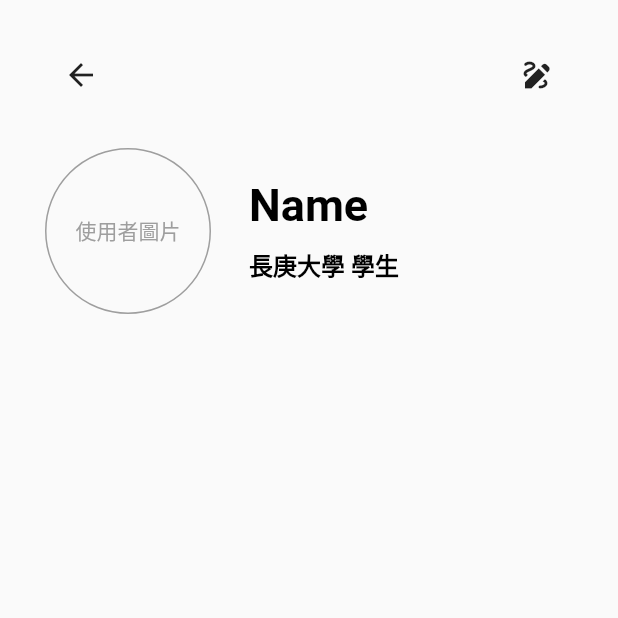
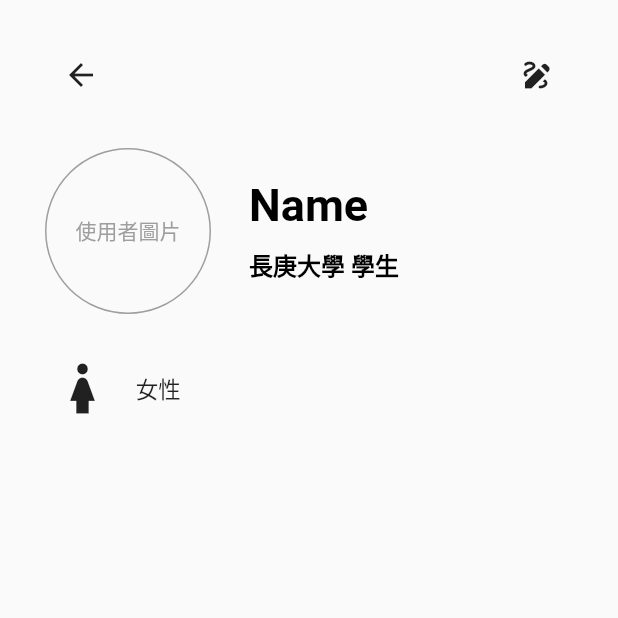
Before and after one commit to DraggyChen/pickup_flutter_app, a Flutter app: the Settings_page screen opened directly, on a phone screen of 412 x 824 dp, the top half of it. Run offline on Flutter 3.47's test engine with Material 2 defaults, Android fonts, the phone set to English and light mode, and no system bars; our stand-ins replace image_picker, mask_text_input_formatter.

Commit message:
設定：性別、電話 的Row

```diff
--- a/lib/view/settings/settings_page.dart
+++ b/lib/view/settings/settings_page.dart
@@ -61,15 +61,18 @@ class _Settings_pageState extends State<Settings_page> {
                     alignment: Alignment.centerLeft,
                     child: CircleImagePicker(hint: "使用者圖片", diameter: 120),
                   )),
-                  SizedBox(width: 20,),
+                  SizedBox(
+                    width: 20,
+                  ),
                   Expanded(
                     child: Align(
                       alignment: Alignment.center, //將Align內全部物品置中
                       child: Column(
-                        crossAxisAlignment: CrossAxisAlignment.start, //使Column內物品置左
+                        crossAxisAlignment: CrossAxisAlignment.start,
+                        //使Column內物品置左
                         children: [
                           Text(
-                              "Name",
+                            "Name",
                             style: CustomStyles.TitleUsernameStyle_larger,
                           ),
                           SizedBox(height: 10),
@@ -84,6 +87,32 @@ class _Settings_pageState extends State<Settings_page> {
                   Expanded(child: SizedBox(height: 20)),
                 ],
               ),
+              SizedBox(height: 20),
+              /* 性別、電話 */
+              Row(
+                children: [
+                  Expanded(
+                      child: Align(
+                          alignment: Alignment.centerLeft,
+                          child: Icon(
+                            Icons.girl,
+                            size: 50,
+                          ))),
+                  Expanded(
+                      child: Align(
+                    alignment: Alignment.center,
+                    child: Text(
+                        "女性",
+                      style: TextStyle(fontSize: 15),
+                    ),
+                  )),
+                  Expanded(child: SizedBox(height: 20)),
+                  Expanded(child: SizedBox(height: 20)),
+                  Expanded(child: SizedBox(height: 20)),
+                  Expanded(child: SizedBox(height: 20)),
+                  Expanded(child: SizedBox(height: 20)),
+                ],
+              )
             ],
           ),
         ),
```
